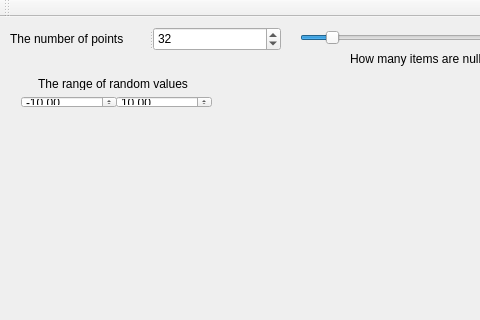
By-Vasiliy/Canarolo, file mainwindow.ui: the form before one commit; both pictures show x 0 to 480 and y 0 to 320 of the 1024 by 694 pixel window.
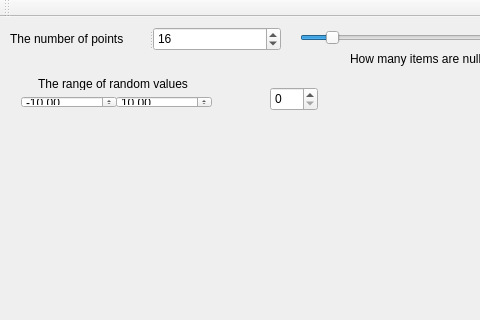
The form after the commit. Custom widgets are drawn as their Qt base class.

Commit message: fix(*): Fixed set zero

The edit to the form file:
```diff
--- a/mainwindow.ui
+++ b/mainwindow.ui
@@ -49,6 +49,16 @@
      <enum>Qt::Horizontal</enum>
     </property>
    </widget>
+   <widget class="QSpinBox" name="spinBox_3">
+    <property name="geometry">
+     <rect>
+      <x>270</x>
+      <y>70</y>
+      <width>48</width>
+      <height>24</height>
+     </rect>
+    </property>
+   </widget>
    <widget class="QSplitter" name="splitter">
     <property name="geometry">
      <rect>
@@ -80,7 +90,7 @@
       <number>1000000</number>
      </property>
      <property name="value">
-      <number>32</number>
+      <number>16</number>
      </property>
     </widget>
    </widget>
```
Left out of the diff: 1 changed line with no effect on the pictures. The commit also changes 2 other files.
